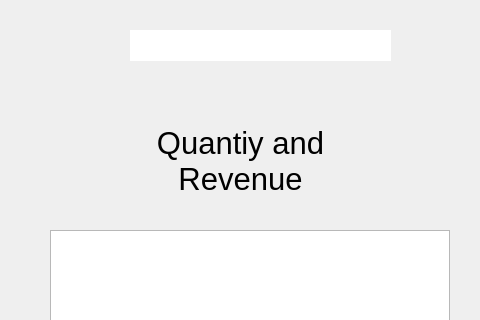
This is searchitem.ui in Santiago-F1/FinalGroupProjectCS1C as Qt 5 draws it before an edit; both pictures show x 380 to 860 and y 220 to 540 of the 975 by 650 pixel window. The edited form follows.
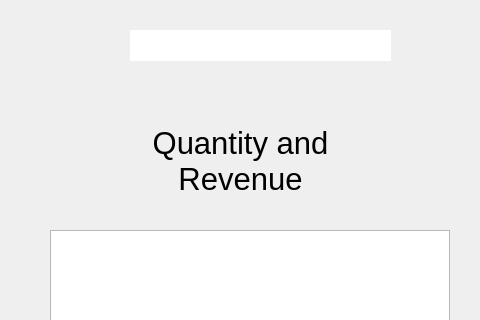
This is the edited form.

The edit to the form file:
```diff
--- a/searchitem.ui
+++ b/searchitem.ui
@@ -130,7 +130,7 @@
     </font>
    </property>
    <property name="text">
-    <string>Quantiy and Revenue</string>
+    <string>Quantity and Revenue</string>
    </property>
    <property name="alignment">
     <set>Qt::AlignCenter</set>
```
